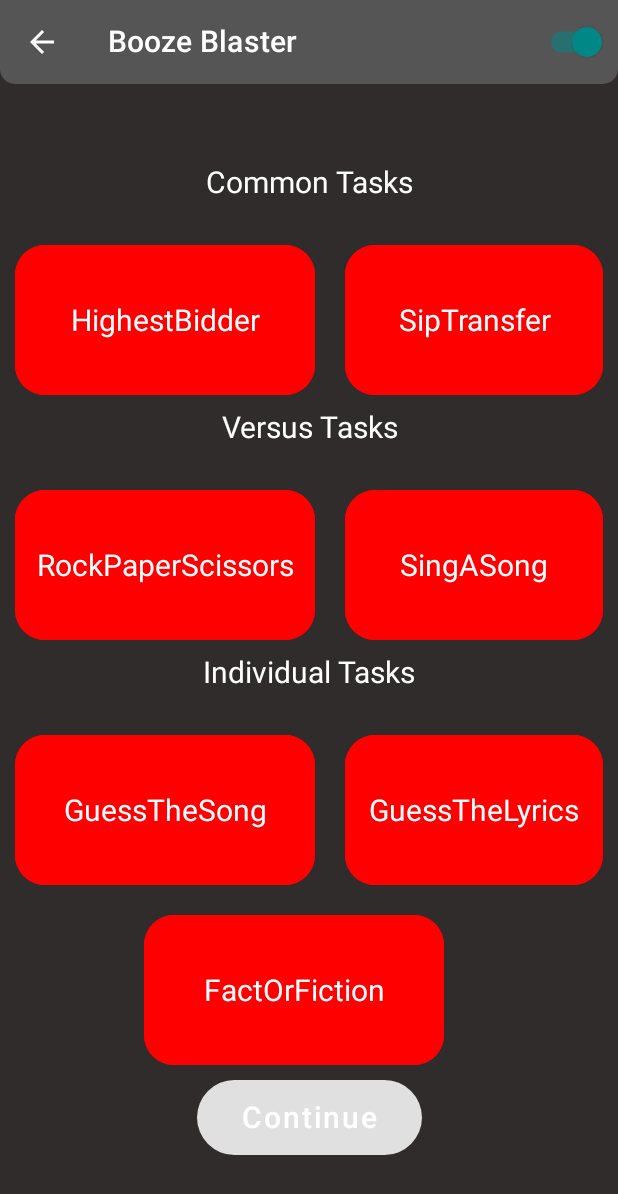
After one commit to mo1117/Booze-Blaster, an Android app built with Jetpack Compose: the CustomizeGameScreen screen opened through its navigation route, on a phone screen of 412 x 824 dp. The commit adds this screen. Shown: the top 1194 px of the screen. Run offline under Robolectric (Android 15) with nearby library versions, the phone set to English and light mode, and no system bars; pictures from the network do not load.

Commit message:
Setting up customizable games

```diff
--- a/app/src/main/java/com/boozeblaster/composables/Cards.kt
+++ b/app/src/main/java/com/boozeblaster/composables/Cards.kt
@@ -1,21 +1,28 @@
 package com.boozeblaster.composables
 
 import androidx.compose.foundation.BorderStroke
+import androidx.compose.foundation.background
 import androidx.compose.foundation.clickable
 import androidx.compose.foundation.layout.Box
 import androidx.compose.foundation.layout.BoxScope
 import androidx.compose.foundation.layout.padding
 import androidx.compose.foundation.layout.size
 import androidx.compose.foundation.shape.AbsoluteRoundedCornerShape
+import androidx.compose.material.ButtonColors
 import androidx.compose.material.Card
-import androidx.compose.material.contentColorFor
 import androidx.compose.runtime.Composable
+import androidx.compose.runtime.getValue
+import androidx.compose.runtime.mutableStateOf
+import androidx.compose.runtime.remember
+import androidx.compose.runtime.setValue
 import androidx.compose.ui.Alignment
 import androidx.compose.ui.Modifier
 import androidx.compose.ui.graphics.Color
 import androidx.compose.ui.graphics.Shape
 import androidx.compose.ui.unit.Dp
 import androidx.compose.ui.unit.dp
+import com.boozeblaster.enums.ButtonType
+import com.boozeblaster.ui.theme.backgroundColorForCard
 import com.boozeblaster.ui.theme.getBackgroundColor
 
 @Composable
@@ -25,10 +32,10 @@ fun SimpleCard(
     height: Dp = 120.dp,
     onClick: () -> Unit = {},
     shape: Shape = AbsoluteRoundedCornerShape(20.dp),
-    backgroundColor: Color = getBackgroundColor(),
-    contentColor: Color = contentColorFor(backgroundColor = backgroundColor),
+    backgroundColor: Color = getBackgroundColor().backgroundColorForCard(),
+    contentColor: Color = backgroundColor,
     border: BorderStroke? = null,
-    elevation: Dp = 10.dp,
+    elevation: Dp = 0.dp,
     padding: Dp = 10.dp,
     content: @Composable (BoxScope.() -> Unit)
 ) {
@@ -43,6 +50,46 @@ fun SimpleCard(
         border = border,
         elevation = elevation
     ) {
-        Box(contentAlignment = Alignment.Center, content = content)
+        Box(
+            contentAlignment = Alignment.Center,
+            content = content,
+            modifier = Modifier.background(color = backgroundColor)
+        )
     }
 }
+
+@Composable
+fun SimplePickableCard(
+    modifier: Modifier = Modifier,
+    width: Dp = 220.dp,
+    height: Dp = 120.dp,
+    shape: Shape = AbsoluteRoundedCornerShape(20.dp),
+    border: BorderStroke? = null,
+    elevation: Dp = 0.dp,
+    padding: Dp = 10.dp,
+    callback: () -> Unit,
+    content: @Composable (BoxScope.() -> Unit)
+) {
+    var isPicked by remember {
+        mutableStateOf(value = false)
+    }
+    var color = if (isPicked) Color.Green else Color.Red
+
+
+    SimpleCard(
+        modifier = modifier,
+        width = width,
+        height = height,
+        onClick = {
+            isPicked = !isPicked
+            callback()
+        },
+        shape = shape,
+        backgroundColor = color,
+        contentColor = color,
+        border = border,
+        elevation = elevation,
+        padding = padding,
+        content = content
+    )
+}
--- a/app/src/main/java/com/boozeblaster/generators/TaskGenerator.kt
+++ b/app/src/main/java/com/boozeblaster/generators/TaskGenerator.kt
@@ -29,7 +29,7 @@ object TaskGenerator {
                 tasks =
                     tasks.plus(
                         element = generateCommonTask(
-                            generateSipTransferTask = rounds - round == 1 && rounds > 1
+                            generateSipTransferTask = rounds - round == 1 && rounds > 1 && GameSettings.playSipTransfer()
                         )
                     )
             }
--- a/app/src/main/java/com/boozeblaster/navigation/Navigation.kt
+++ b/app/src/main/java/com/boozeblaster/navigation/Navigation.kt
@@ -76,5 +76,9 @@ fun Navigation() {
         composable(route = Screen.GiveSipsScreen.route) {
             GiveSipsScreen(navController = navController)
         }
+
+        composable(route = Screen.CustomizeGameScreen.route) {
+            CustomizeGameScreen(navController = navController)
+        }
     }
 }
--- /dev/null
+++ b/app/src/main/java/com/boozeblaster/screens/CustomizeGameScreen.kt
@@ -0,0 +1,217 @@
+package com.boozeblaster.screens
+
+import androidx.compose.foundation.layout.Arrangement
+import androidx.compose.foundation.layout.Row
+import androidx.compose.foundation.layout.padding
+import androidx.compose.material.Scaffold
+import androidx.compose.material.rememberScaffoldState
+import androidx.compose.runtime.Composable
+import androidx.compose.runtime.getValue
+import androidx.compose.runtime.mutableStateListOf
+import androidx.compose.runtime.mutableStateOf
+import androidx.compose.runtime.remember
+import androidx.compose.runtime.setValue
+import androidx.compose.ui.Alignment
+import androidx.compose.ui.Modifier
+import androidx.compose.ui.text.font.FontFamily
+import androidx.navigation.NavController
+import com.boozeblaster.composables.SimpleButton
+import com.boozeblaster.composables.SimplePickableCard
+import com.boozeblaster.composables.SimpleSpacer
+import com.boozeblaster.composables.SimpleTextDisplay
+import com.boozeblaster.composables.SimpleTopAppBar
+import com.boozeblaster.composables.SurfaceWithColumn
+import com.boozeblaster.ui.theme.getBackgroundColor
+import com.boozeblaster.utils.GameSettings
+
+private val onCardClicked: (MutableList<String>, String) -> Unit = { list, string ->
+    if (list.contains(element = string)) {
+        list.remove(element = string)
+    } else {
+        list.add(element = string)
+    }
+}
+
+@Composable
+fun CustomizeGameScreen(
+    navController: NavController
+) {
+    val scaffoldState = rememberScaffoldState()
+    Scaffold(scaffoldState = scaffoldState, topBar = {
+        SimpleTopAppBar(onBackButtonClick = { navController.popBackStack() })
+    }, backgroundColor = getBackgroundColor()) { paddingValues ->
+        CustomizeGameScreenContent(
+            modifier = Modifier.padding(paddingValues = paddingValues),
+            onContinueClicked = { navController.navigate(route = Screen.StartGameScreen.route) })
+    }
+}
+
+@Composable
+fun CustomizeGameScreenContent(
+    modifier: Modifier,
+    onContinueClicked: () -> Unit
+) {
+    SurfaceWithColumn(
+        horizontalAlignment = Alignment.CenterHorizontally,
+        verticalArrangement = Arrangement.Center
+    ) {
+        val pickedCommonTasks = remember {
+            mutableStateListOf<String>()
+        }
+        val pickedVersusTasks = remember {
+            mutableStateListOf<String>()
+        }
+        val pickedIndividualTasks = remember {
+            mutableStateListOf<String>()
+        }
+        displayCommonTasks(pickedCommonTasks = pickedCommonTasks)
+        displayVersusTasks(pickedVersusTasks = pickedVersusTasks)
+        displayIndividualTasks(pickedIndividualTasks = pickedIndividualTasks)
+        SimpleButton(
+            onClick = {
+                GameSettings.setCommonTasks(options = pickedCommonTasks.toTypedArray())
+                GameSettings.setVersusTasks(options = pickedVersusTasks.toTypedArray())
+                GameSettings.setIndividualTasks(options = pickedIndividualTasks.toTypedArray())
+                onContinueClicked()
+            },
+            text = "Continue",
+            fontSize = 20,
+            fontFamily = FontFamily.SansSerif,
+            enabled = pickedCommonTasks.isNotEmpty()
+                    || pickedVersusTasks.isNotEmpty() || pickedIndividualTasks.isNotEmpty()
+        )
+    }
+
+}
+
+@Composable
+private fun displayCommonTasks(pickedCommonTasks: MutableList<String>) {
+    val commonTasks = GameSettings.getCommonTasks()
+
+    SimpleTextDisplay(text = "Common Tasks", fontSize = 20, fontFamily = FontFamily.SansSerif)
+    SimpleSpacer(size = 20)
+
+    for (i in commonTasks.indices step 2) {
+        Row(
+            horizontalArrangement = Arrangement.Center,
+            verticalAlignment = Alignment.CenterVertically
+        ) {
+            SimplePickableCard(callback = {
+                onCardClicked(
+                    pickedCommonTasks,
+                    commonTasks.get(index = i)
+                )
+            }) {
+                SimpleTextDisplay(
+                    text = commonTasks.get(index = i),
+                    fontSize = 20,
+                    fontFamily = FontFamily.SansSerif
+                )
+            }
+
+            if (i + 1 < commonTasks.size) {
+                SimplePickableCard(callback = {
+                    onCardClicked(
+                        pickedCommonTasks,
+                        commonTasks.get(index = i + i)
+                    )
+                }) {
+                    SimpleTextDisplay(
+                        text = commonTasks.get(index = i + 1),
+                        fontSize = 20,
+                        fontFamily = FontFamily.SansSerif
+                    )
+                }
+            }
+            SimpleSpacer(size = 20)
+        }
+    }
+}
+
+@Composable
+private fun displayVersusTasks(pickedVersusTasks: MutableList<String>) {
+    val versusTasks = GameSettings.getVersusTasks()
+
+    SimpleTextDisplay(text = "Versus Tasks", fontSize = 20, fontFamily = FontFamily.SansSerif)
+    SimpleSpacer(size = 20)
+
+    for (i in versusTasks.indices step 2) {
+        Row(
+            horizontalArrangement = Arrangement.Center,
+            verticalAlignment = Alignment.CenterVertically
+        ) {
+            SimplePickableCard(callback = {
+                onCardClicked(
+                    pickedVersusTasks,
+                    versusTasks.get(index = i)
+                )
+            }) {
+                SimpleTextDisplay(
+                    text = versusTasks.get(index = i),
+                    fontSize = 20,
+                    fontFamily = FontFamily.SansSerif
+                )
+            }
+
+            if (i + 1 < versusTasks.size) {
+                SimplePickableCard(callback = {
+                    onCardClicked(
+                        pickedVersusTasks,
+                        versusTasks.get(index = i + 1)
+                    )
+                }) {
+                    SimpleTextDisplay(
+                        text = versusTasks.get(index = i + 1),
+                        fontSize = 20,
+                        fontFamily = FontFamily.SansSerif
+                    )
+                }
+            }
+            SimpleSpacer(size = 20)
+        }
+    }
+}
+
+@Composable
+private fun displayIndividualTasks(pickedIndividualTasks: MutableList<String>) {
+    val individualTasks = GameSettings.getIndividualTasks()
+
+    SimpleTextDisplay(text = "Individual Tasks", fontSize = 20, fontFamily = FontFamily.SansSerif)
+    SimpleSpacer(size = 20)
+
+    for (i in individualTasks.indices step 2) {
+        Row(
+            horizontalArrangement = Arrangement.Center,
+            verticalAlignment = Alignment.CenterVertically
+        ) {
+            SimplePickableCard(callback = {
+                onCardClicked(
+                    pickedIndividualTasks,
+                    individualTasks.get(index = i)
+                )
+            }) {
+                SimpleTextDisplay(
+                    text = individualTasks.get(index = i),
+                    fontSize = 20,
+                    fontFamily = FontFamily.SansSerif
+                )
+            }
+
+            if (i + 1 < individualTasks.size) {
+                SimplePickableCard(callback = {
+                    onCardClicked(
+                        pickedIndividualTasks,
+                        individualTasks.get(index = i + 1)
+                    )
+                }) {
+                    SimpleTextDisplay(
+                        text = individualTasks.get(index = i + 1),
+                        fontSize = 20,
+                        fontFamily = FontFamily.SansSerif
+                    )
+                }
+            }
+            SimpleSpacer(size = 20)
+        }
+    }
+}
--- a/app/src/main/java/com/boozeblaster/screens/HomeScreen.kt
+++ b/app/src/main/java/com/boozeblaster/screens/HomeScreen.kt
@@ -33,6 +33,7 @@ fun HomeScreen(navController: NavController) {
         HomeScreenContent(
             modifier = Modifier.padding(paddingValues = paddingValues),
             onStartClicked = { navController.navigate(route = Screen.StartGameScreen.route) },
+            onCustomizeGameClicked = { navController.navigate(route = Screen.CustomizeGameScreen.route) },
             onAddPlayerClicked = { navController.navigate(route = Screen.AddPlayerScreen.route) },
             onTutorialClicked = { navController.navigate(route = Screen.TutorialScreen.route) }
         )
@@ -43,6 +44,7 @@ fun HomeScreen(navController: NavController) {
 fun HomeScreenContent(
     modifier: Modifier,
     onStartClicked: () -> Unit,
+    onCustomizeGameClicked: () -> Unit,
     onAddPlayerClicked: () -> Unit,
     onTutorialClicked: () -> Unit
 ) {
@@ -63,7 +65,7 @@ fun HomeScreenContent(
         }
         SimpleSpacer(size = 30)
 
-        SimpleCard(onClick = {}) {
+        SimpleCard(onClick = onCustomizeGameClicked) {
             SimpleTextDisplay(
                 text = "Create Custom Game",
                 fontSize = fontSize,
--- a/app/src/main/java/com/boozeblaster/screens/Screen.kt
+++ b/app/src/main/java/com/boozeblaster/screens/Screen.kt
@@ -25,4 +25,6 @@ sealed class Screen(val route: String) {
     object FullfillDaresScreen : Screen(route = "fulfillDares")
 
     object GiveSipsScreen : Screen(route = "giveSips")
+
+    object CustomizeGameScreen : Screen(route = "customizeGame")
 }
--- a/app/src/main/java/com/boozeblaster/ui/theme/Color.kt
+++ b/app/src/main/java/com/boozeblaster/ui/theme/Color.kt
@@ -69,3 +69,16 @@ fun getFontColor(): Color {
 fun getAppBarColor(): Color {
     return if (DarkmodeController.isDarkmode()) DarkAppBar else LightAppBar
 }
+
+fun Color.backgroundColorForCard(): Color {
+    return this.copy(
+        alpha = this.alpha,
+        red = this.red.reduceBy(percent = 15),
+        green = this.green.reduceBy(percent = 15),
+        blue = this.blue.reduceBy(percent = 15)
+    )
+}
+
+private fun Float.reduceBy(percent: Int): Float {
+    return this * ((100f - percent) / 100f)
+}
--- a/app/src/main/java/com/boozeblaster/utils/GameSettings.kt
+++ b/app/src/main/java/com/boozeblaster/utils/GameSettings.kt
@@ -5,9 +5,9 @@ package com.boozeblaster.utils
  */
 object GameSettings {
 
+    private var commonTasks = arrayOf("HighestBidder", "SipTransfer")
+    private var versusTasks = arrayOf("RockPaperScissors", "SingASong")
     private var individualTasks = arrayOf("GuessTheSong", "GuessTheLyrics", "FactOrFiction")
-    private var commonTasks = arrayOf("HighestBidder")
-    private var versusTasks = arrayOf("RockPaperScissors", "SingASong")
 
     fun getIndividualTasks(): Array<String> = this.individualTasks
     fun getCommonTasks(): Array<String> = this.commonTasks
@@ -25,8 +25,9 @@ object GameSettings {
         this.versusTasks = options
     }
 
-    fun playIndividualTasks(): Boolean = !this.individualTasks.isEmpty()
-    fun playCommonTasks(): Boolean = !this.commonTasks.isEmpty()
-    fun playVersusTasks(): Boolean = !this.versusTasks.isEmpty()
+    fun playIndividualTasks(): Boolean = this.individualTasks.isNotEmpty()
+    fun playCommonTasks(): Boolean = this.commonTasks.isNotEmpty()
+    fun playVersusTasks(): Boolean = this.versusTasks.isNotEmpty()
+    fun playSipTransfer(): Boolean = this.commonTasks.contains(element = "SipTransfer")
 
 }
```
